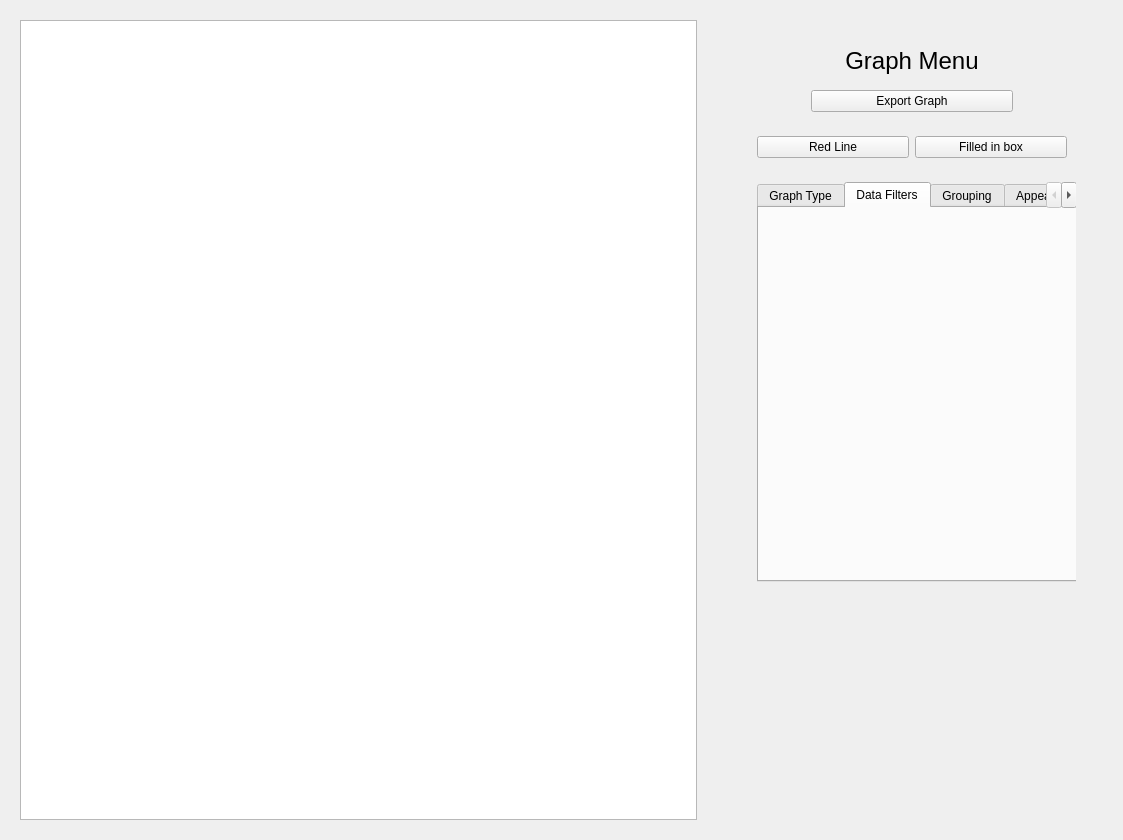
Above: src/data/resources/GUI_files/visualizationTabWidget.ui from Luis-Rosario-Alers/CarbonCalculator before the change. Below: the same form after it.
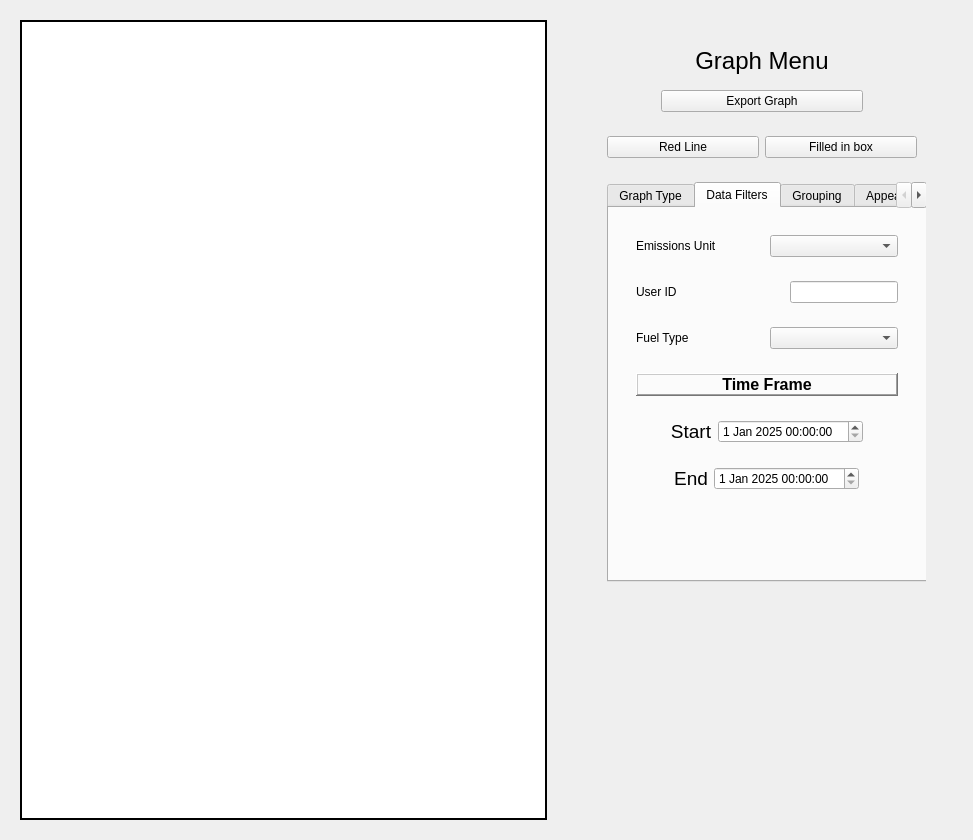
That is the form after the change. The open tabs and pages were chosen to show the change. Custom widgets are drawn as their Qt base class.

Commit message: :construction: update ui to allow for visualization of data on a line graph and have starting foundation for data filtering.

Patch:
```diff
--- a/src/data/resources/GUI_files/visualizationTabWidget.ui
+++ b/src/data/resources/GUI_files/visualizationTabWidget.ui
@@ -6,7 +6,7 @@
    <rect>
     <x>0</x>
     <y>0</y>
-    <width>1123</width>
+    <width>973</width>
     <height>836</height>
    </rect>
   </property>
@@ -18,7 +18,14 @@
     <widget class="QWidget" name="mainBody" native="true">
      <layout class="QHBoxLayout" name="horizontalLayout_3">
       <item>
-       <widget class="PlotWidget" name="chartPlotWidget"/>
+       <widget class="PlotWidget" name="chartPlotWidget">
+        <property name="frameShape">
+         <enum>QFrame::Shape::WinPanel</enum>
+        </property>
+        <property name="frameShadow">
+         <enum>QFrame::Shadow::Plain</enum>
+        </property>
+       </widget>
       </item>
      </layout>
     </widget>
@@ -167,6 +174,172 @@
                      <attribute name="title">
                       <string>Data Filters</string>
                      </attribute>
+                     <layout class="QVBoxLayout" name="verticalLayout_2">
+                      <item alignment="Qt::AlignmentFlag::AlignTop">
+                       <widget class="QWidget" name="dataFiltersContainerWidget" native="true">
+                        <layout class="QVBoxLayout" name="verticalLayout_4">
+                         <item>
+                          <widget class="QWidget" name="emissionsUnitContainerWidget" native="true">
+                           <layout class="QHBoxLayout" name="horizontalLayout_4">
+                            <item alignment="Qt::AlignmentFlag::AlignLeft">
+                             <widget class="QLabel" name="emissionsUnitLabel">
+                              <property name="text">
+                               <string>Emissions Unit</string>
+                              </property>
+                             </widget>
+                            </item>
+                            <item>
+                             <widget class="QComboBox" name="emissionsUnitComboBox"/>
+                            </item>
+                           </layout>
+                          </widget>
+                         </item>
+                         <item>
+                          <widget class="QWidget" name="userIDContainerWidget" native="true">
+                           <layout class="QHBoxLayout" name="horizontalLayout_5">
+                            <item alignment="Qt::AlignmentFlag::AlignLeft">
+                             <widget class="QLabel" name="userIDContainerLabel">
+                              <property name="text">
+                               <string>User ID</string>
+                              </property>
+                             </widget>
+                            </item>
+                            <item alignment="Qt::AlignmentFlag::AlignRight">
+                             <widget class="QLineEdit" name="userIDLineEdit"/>
+                            </item>
+                           </layout>
+                          </widget>
+                         </item>
+                         <item>
+                          <widget class="QWidget" name="fuelTypeContainerWidget" native="true">
+                           <layout class="QHBoxLayout" name="horizontalLayout_7">
+                            <item>
+                             <widget class="QLabel" name="fuelTypeContainerLabel">
+                              <property name="text">
+                               <string>Fuel Type</string>
+                              </property>
+                             </widget>
+                            </item>
+                            <item>
+                             <widget class="QComboBox" name="fuelTypeContainerComboBox"/>
+                            </item>
+                           </layout>
+                          </widget>
+                         </item>
+                         <item>
+                          <widget class="QWidget" name="timeFrameContainerWidget" native="true">
+                           <layout class="QHBoxLayout" name="horizontalLayout_10">
+                            <item>
+                             <widget class="QLabel" name="timeFrameLabel">
+                              <property name="frameShape">
+                               <enum>QFrame::Shape::WinPanel</enum>
+                              </property>
+                              <property name="frameShadow">
+                               <enum>QFrame::Shadow::Raised</enum>
+                              </property>
+                              <property name="text">
+                               <string>&lt;html&gt;&lt;head/&gt;&lt;body&gt;&lt;p&gt;&lt;span style=&quot; font-size:12pt; font-weight:700;&quot;&gt;Time Frame&lt;/span&gt;&lt;/p&gt;&lt;/body&gt;&lt;/html&gt;</string>
+                              </property>
+                              <property name="textFormat">
+                               <enum>Qt::TextFormat::RichText</enum>
+                              </property>
+                              <property name="alignment">
+                               <set>Qt::AlignmentFlag::AlignCenter</set>
+                              </property>
+                             </widget>
+                            </item>
+                           </layout>
+                          </widget>
+                         </item>
+                         <item alignment="Qt::AlignmentFlag::AlignHCenter">
+                          <widget class="QWidget" name="startTimeFrameContainerWidget" native="true">
+                           <layout class="QHBoxLayout" name="horizontalLayout_8">
+                            <item>
+                             <widget class="QLabel" name="startTimeFramelLabel">
+                              <property name="font">
+                               <font>
+                                <family>Nirmala UI</family>
+                                <pointsize>14</pointsize>
+                                <italic>false</italic>
+                                <bold>false</bold>
+                                <underline>false</underline>
+                                <strikeout>false</strikeout>
+                                <stylestrategy>PreferDefault</stylestrategy>
+                                <kerning>true</kerning>
+                               </font>
+                              </property>
+                              <property name="text">
+                               <string>&lt;!DOCTYPE HTML PUBLIC &quot;-//W3C//DTD HTML 4.0//EN&quot; &quot;http://www.w3.org/TR/REC-html40/strict.dtd&quot;&gt;
+&lt;html&gt;&lt;head&gt;&lt;meta name=&quot;qrichtext&quot; content=&quot;1&quot; /&gt;&lt;meta charset=&quot;utf-8&quot; /&gt;&lt;style type=&quot;text/css&quot;&gt;
+p, li { white-space: pre-wrap; }
+hr { height: 1px; border-width: 0; }
+li.unchecked::marker { content: &quot;\2610&quot;; }
+li.checked::marker { content: &quot;\2612&quot;; }
+&lt;/style&gt;&lt;/head&gt;&lt;body style=&quot; font-family:'Nirmala UI'; font-size:9pt; font-weight:400; font-style:normal;&quot;&gt;
+&lt;p align=&quot;center&quot; style=&quot; margin-top:12px; margin-bottom:12px; margin-left:0px; margin-right:0px; -qt-block-indent:0; text-indent:0px;&quot;&gt;&lt;span style=&quot; font-size:14pt;&quot;&gt;Start&lt;/span&gt;&lt;/p&gt;&lt;/body&gt;&lt;/html&gt;</string>
+                              </property>
+                              <property name="alignment">
+                               <set>Qt::AlignmentFlag::AlignCenter</set>
+                              </property>
+                             </widget>
+                            </item>
+                            <item>
+                             <widget class="QDateTimeEdit" name="startTimeFrameDataTimeEdit">
+                              <property name="date">
+                               <date>
+                                <year>2025</year>
+                                <month>1</month>
+                                <day>1</day>
+                               </date>
+                              </property>
+                              <property name="timeSpec">
+                               <enum>Qt::TimeSpec::LocalTime</enum>
+                              </property>
+                             </widget>
+                            </item>
+                           </layout>
+                          </widget>
+                         </item>
+                         <item alignment="Qt::AlignmentFlag::AlignHCenter">
+                          <widget class="QWidget" name="endTimeFrameContainerWidget" native="true">
+                           <layout class="QHBoxLayout" name="horizontalLayout_9">
+                            <item>
+                             <widget class="QLabel" name="endTimeFrameLabel">
+                              <property name="font">
+                               <font>
+                                <family>Nirmala UI</family>
+                                <pointsize>14</pointsize>
+                               </font>
+                              </property>
+                              <property name="mouseTracking">
+                               <bool>true</bool>
+                              </property>
+                              <property name="text">
+                               <string>End</string>
+                              </property>
+                              <property name="alignment">
+                               <set>Qt::AlignmentFlag::AlignCenter</set>
+                              </property>
+                             </widget>
+                            </item>
+                            <item>
+                             <widget class="QDateTimeEdit" name="endTimeFrameDataTimeEdit">
+                              <property name="date">
+                               <date>
+                                <year>2025</year>
+                                <month>1</month>
+                                <day>1</day>
+                               </date>
+                              </property>
+                             </widget>
+                            </item>
+                           </layout>
+                          </widget>
+                         </item>
+                        </layout>
+                       </widget>
+                      </item>
+                     </layout>
                     </widget>
                     <widget class="QWidget" name="groupingTab">
                      <attribute name="title">
```
Left out of the diff: 2 changed lines with no effect on the pictures. The commit also changes 11 other files.
